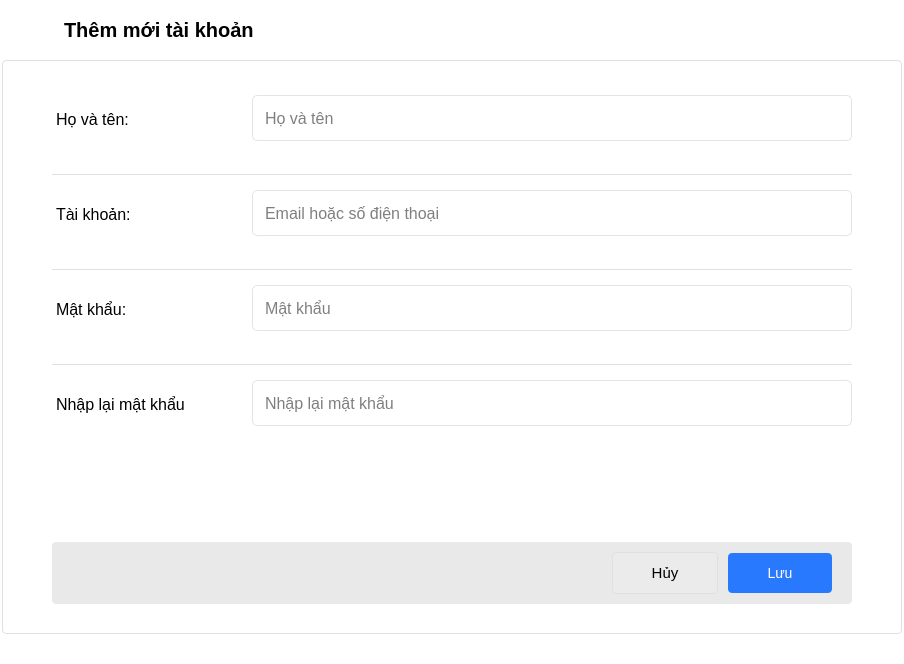
dinhphuquy2k1/python-qt5, file ui/admin/user_detail.ui: the form before one commit.
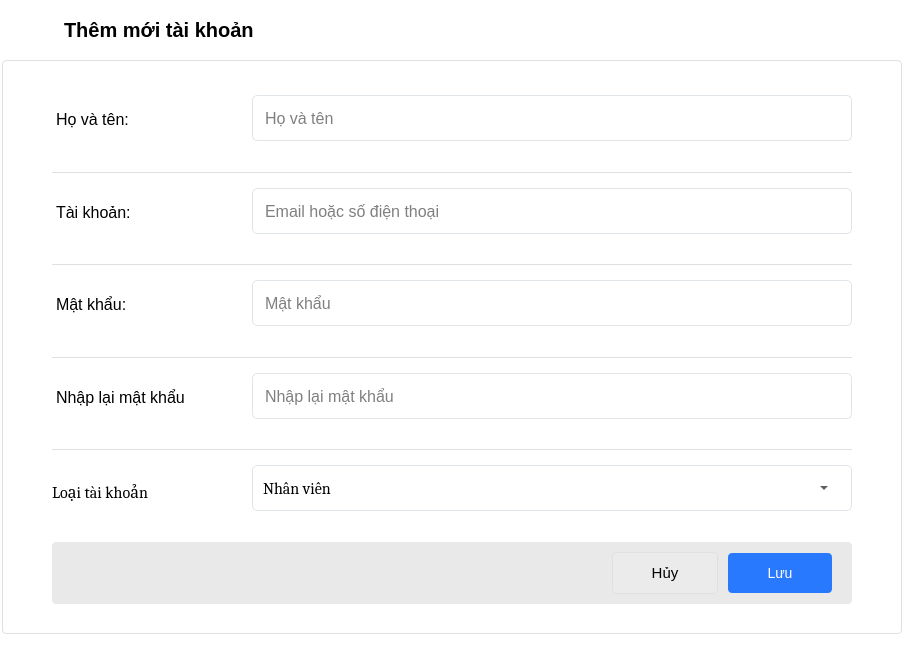
The form after the commit. Icons and pictures are not drawn.

```diff
--- a/ui/admin/user_detail.ui
+++ b/ui/admin/user_detail.ui
@@ -232,7 +232,441 @@
 #customers_btn_2, #products_btn_2, #orders_btn_2, #dashboard_btn_2,#home_btn_2,#user_btn_2, #category_btn_2, #rank_btn_2{
 	text-align: left;
 }
-</string>
+
+QLineEdit, QPlainTextEdit{
+	border: 1px solid #e0e5e9;
+	font-size: 16px;
+	line-height: 1.2;
+	min-height:34px;
+	height: 34px;
+	border-radius: 5px;
+	padding: 5px 10px;
+	min-width: 200px;
+}
+
+QTableWidget QHeaderView::section {
+  	height: 48px;
+	font-weight: 600;
+	text-align: left;
+	font-size: 14px;
+
+	font-weight: 600;
+    background: #fff;
+	padding: 0 16px;
+}
+#tableUserContainer{
+	border: none;
+	border-radius:  4px;
+}
+
+QTableWidget::item {
+   	padding: 0 16px;
+	vertical-align: middle;
+	height: 50px;
+    border-bottom: 1px solid #ddd;	
+	border-right: 1px solid #ddd;
+	cursor: pointer;
+}
+    QScrollBar:vertical
+    {
+        background-color: #fff;
+        width: 15px;
+        margin: 15px 3px 15px 3px;
+        border: 1px transparent #2A2929;
+        border-radius: 4px;
+    }
+
+    QScrollBar::handle:vertical
+    {
+        background-color: #cdd3d6;         /* #605F5F; */
+        min-height: 5px;
+        border-radius: 4px;
+    }
+
+#scrollArea_2, #verticalLayout_6, #userDialogForm, #scrollAreaWidgetContents_2, #widget{
+	background: #fff;
+}
+    QScrollBar::sub-line:vertical
+    {
+        margin: 3px 0px 3px 0px;
+        border-image: url(:/qss_icons/rc/up_arrow_disabled.png);
+        height: 10px;
+        width: 10px;
+        subcontrol-position: top;
+        subcontrol-origin: margin;
+    }
+
+    QScrollBar::add-line:vertical
+    {
+        margin: 3px 0px 3px 0px;
+        border-image: url(:/qss_icons/rc/down_arrow_disabled.png);
+        height: 10px;
+        width: 10px;
+        subcontrol-position: bottom;
+        subcontrol-origin: margin;
+    }
+
+    QScrollBar::sub-line:vertical:hover,QScrollBar::sub-line:vertical:on
+    {
+        border-image: url(:/qss_icons/rc/up_arrow.png);
+        height: 10px;
+        width: 10px;
+        subcontrol-position: top;
+        subcontrol-origin: margin;
+    }
+
+    QScrollBar::add-line:vertical:hover, QScrollBar::add-line:vertical:on
+    {
+        border-image: url(:/qss_icons/rc/down_arrow.png);
+        height: 10px;
+        width: 10px;
+        subcontrol-position: bottom;
+        subcontrol-origin: margin;
+    }
+
+    QScrollBar::up-arrow:vertical, QScrollBar::down-arrow:vertical
+    {
+        background: none;
+    }
+
+    QScrollBar::add-page:vertical, QScrollBar::sub-page:vertical
+    {
+        background: none;
+    }
+
+#dialog_product_title{
+	font-size: 20px;
+	font-weight: bold;
+}
+
+#centralwidget QLineEdit:focus, QPlainTextEdit:focus {
+	border-color: #5500ff;
+}
+
+#userDialogForm QLabel{
+	color: #000;
+	font-size: 16px;
+	font-weight: 400;
+}
+
+#userDialogForm  QLineEdit{
+	border: 1px solid #e0e5e9;
+	background: transparent;
+	font-size: 16px;
+	line-height: 1.2;
+	min-height:34px;
+	height: 34px;
+	border-radius: 5px;
+	padding: 5px 10px;
+	min-width: 200px;
+}
+
+#centralwidget QLineEdit:focus {
+	border-color: #5500ff;
+}
+
+QPushButton{
+	min-height: 36px;
+	font-size: 14px;
+	padding: 2px 12px;
+}
+
+QHBoxLayout QLabel{
+	background: red;
+}
+
+#btn_save_order{
+	min-height: 36px;
+	border-radius: 4px;
+	color: #fff;
+    background: #2979ff;
+	border: 1px;
+	font-size: 14px;
+	padding: 2px 12px;
+    min-width: 80px;
+}
+
+#btn_add_product_category{
+	min-height: 42px;
+	border-radius: 4px;
+	color: #fff;
+    background: #2979ff;
+	border: 1px;
+	font-size: 14px;
+	padding: 2px 12px;
+    min-width: 30px;
+}
+
+#btn_save_order:hover{
+	    background: #0062cc;
+}
+
+
+#btn_cancel_order{
+	background: #ebebeb;
+	outline: none;
+	border: 1px solid #e0e0e0;
+	min-height: 36px;
+    min-width: 80px;
+	border-radius: 4px;
+	padding: 2px 12px;
+}
+
+#btn_cancel_order:hover{
+	background: #f4f5f8;
+}
+
+QTableWidget QHeaderView::section {
+  	height: 48px;
+	font-weight: 600;
+	text-align: left;
+	font-size: 14px;
+
+	font-weight: 600;
+    background: #fff;
+	padding: 0 16px;
+}
+#tableUserContainer{
+	border: none;
+	border-radius:  4px;
+}
+
+QTableWidget::item {
+   	padding: 0 16px;
+	vertical-align: middle;
+	height: 50px;
+    border-bottom: 1px solid #ddd;
+	border-right: 1px solid #ddd;
+	cursor: pointer;
+}
+
+#stackedWidget{
+	background: #fff;
+}
+
+#userDialogForm QLabel{
+	color: #000;
+	font-size: 16px;
+	font-weight: 400;
+}
+
+#userDialogForm  QLineEdit, #userDialogForm QComboBox, QSpinBox{
+	border: 1px solid #e0e5e9;
+	background: transparent;
+	font-size: 16px;
+	line-height: 1.2;
+	min-height:34px;
+	height: 34px;
+	border-radius: 5px;
+	padding: 5px 10px;
+	min-width: 200px;
+}
+
+QLineEdit, QComboxBox,QSpinBox{
+	border: 1px solid #e0e5e9;
+	font-size: 16px;
+	line-height: 1.2;
+	min-height:34px;
+	height: 34px;
+	border-radius: 5px;
+	padding: 5px 10px;
+	min-width: 200px;
+}
+
+#centralwidget QLineEdit:focus, #centralwidget QComboBox:focus, QSpinBox:focus {
+	border-color: #5500ff;
+}
+
+#btnCancelUser,#btn_image_product, #btn_manufacture_date_product{
+	background: #ebebeb;
+	outline: none;
+	border: 1px solid #e0e0e0;
+	min-height: 36px;
+    min-width: 80px;
+	border-radius: 4px;
+	padding: 2px 12px;
+}
+
+#btnCancelUser:hover, #btn_image_product:hover{
+	background: #f4f5f8;
+}
+
+#btnUser{
+	min-height: 36px;
+	border-radius: 4px;
+	color: #fff;
+    background: #2979ff;
+	border: 1px;
+	font-size: 14px;
+	padding: 2px 12px;
+    min-width: 80px;
+}
+
+QPushButton{
+	min-height: 36px;
+	font-size: 14px;
+	padding: 2px 12px;
+}
+
+#btnUser:hover{
+	    background: #0062cc;
+}
+
+#footerUserContainer{
+	 background-color: #fbfbfe;
+	padding: 12px 24px;
+	border-top: 1px solid #e0e0e0;
+}
+
+#backBtn{
+	margin-left: 10px;
+	margin-right: 10px;
+	background: transparent;
+}
+
+#dialogTitleUser{
+	font-size: 20px;
+	font-weight: bold;
+}
+
+#popupHeader{
+	height: 60px;
+	min-height: 24px;
+}
+
+#widget_12, #widget_10, #widget_7, #confirmContainer, #widget_12, #widget_26{
+		border-bottom: 1px solid #e0e0e0;
+}
+
+#widget_4{
+	border-top: 1px solid #e0e0e0;
+}
+
+#userDialogForm{
+		border-radius: 4px;
+		border: 1px solid #e0e0e0;
+}
+
+
+
+#userDialogFormSubContainer{
+	background: #e9e9e9;
+	border-radius: 4px;
+}
+ #formInput_4 QLabel {
+	margin-top: 10px;
+}
+QHBoxLayout QLabel{
+	background: red;
+}
+
+#label_product_1, #labelUserName, #labelPassword, #labelConfirm{
+	margin-top:30px;
+}
+
+QPushButton, QComboBox{
+	min-width: 80px;
+	min-height: 36px;
+	border-radius: 4px;
+	font-size: 15px;
+}
+
+#error_user, #error_quantity, #error_manufacture_date, #error_description, #error_price, #error_category, #error_order_code, #error_product_code{
+	padding-top: 8px;
+	padding-bottom: 8px;
+}
+
+#addUserBtn, #btn_add_category, #btn_add_product{
+		width:  100px;
+		background: #2979ff;
+		color: #fff;
+}
+
+#addUserBtn:hover{
+	background: #1a73e8;
+}
+
+#addUserBtn QLabel{
+	padding-left: 10px;
+}
+
+#search_btn_2{
+	border: none;
+}
+
+#searchBoxContainer QLineEdit, #searchBoxContainer_2 QLineEdit, #search_input_category_2, #search_input_product_2{
+	border: none;
+}
+
+#searchBoxContainer, #searchBoxContainer_3, #searchBoxContainer_5{
+	border: 1px solid #e0e0e0;
+    border-radius: 3.5px;
+	min-height: 36px;
+}
+
+#searchBoxContainer_2{
+	border: 1px solid #e0e0e0;
+    border-radius: 3.5px;
+	min-height: 36px;
+}
+
+#headerAdmin{
+	background: #fff;
+}
+
+#change_btn{
+	max-width: 20px !important;
+}
+
+#change_btn:hover{
+	background: #ddd;
+}
+
+#btn_add_order_user, #search_btn_5,  #search_btn_2, #back_btn_category, #search_btn_category_2, #search_btn_product_2, #btn_image_product, #btn_manufacture_date_product, #back_btn_order, #search_btn_order_2{
+	min-width: 30px;
+}
+
+
+#search_input_5{
+	padding: 0;
+	padding-left: 10px
+}
+
+#customers_btn_2, #products_btn_2, #orders_btn_2, #dashboard_btn_2,#home_btn_2,#user_btn_2, #category_btn_2{
+	text-align: left;
+}
+
+#label_required_4, #label_required_3, #label_required_2, #label_required_1{
+	text-align: right;
+}
+
+#btn_image_product{
+	min-height:  40px;
+	min-width: 64px;
+}
+
+QPlainTextEdit{
+	min-height: 82px;
+}
+
+#table_product_order:item{
+	border:none;
+}
+
+#table_product_order_container{
+	border: 1px;
+}
+
+QComboBox::drop-down {
+	width: 34px;
+	min-width: 34px;
+	max-width: 34px;
+	padding: 10px;
+}
+
+#total_price_main{
+	margin-right: 20px;
+}</string>
   </property>
   <layout class="QVBoxLayout" name="verticalLayout_2">
    <property name="leftMargin">
@@ -906,6 +1340,187 @@
                     </layout>
                    </widget>
                   </item>
+                  <item>
+                   <widget class="QWidget" name="widget" native="true">
+                    <property name="minimumSize">
+                     <size>
+                      <width>0</width>
+                      <height>105</height>
+                     </size>
+                    </property>
+                    <layout class="QVBoxLayout" name="verticalLayout_3">
+                     <property name="spacing">
+                      <number>0</number>
+                     </property>
+                     <property name="leftMargin">
+                      <number>0</number>
+                     </property>
+                     <property name="topMargin">
+                      <number>0</number>
+                     </property>
+                     <property name="rightMargin">
+                      <number>0</number>
+                     </property>
+                     <property name="bottomMargin">
+                      <number>0</number>
+                     </property>
+                     <item>
+                      <widget class="QWidget" name="widget_30" native="true">
+                       <layout class="QHBoxLayout" name="horizontalLayout_31">
+                        <property name="spacing">
+                         <number>0</number>
+                        </property>
+                        <property name="leftMargin">
+                         <number>0</number>
+                        </property>
+                        <property name="topMargin">
+                         <number>0</number>
+                        </property>
+                        <property name="rightMargin">
+                         <number>0</number>
+                        </property>
+                        <property name="bottomMargin">
+                         <number>0</number>
+                        </property>
+                        <item>
+                         <layout class="QHBoxLayout" name="formInput_12">
+                          <property name="spacing">
+                           <number>0</number>
+                          </property>
+                          <property name="topMargin">
+                           <number>0</number>
+                          </property>
+                          <item alignment="Qt::AlignTop">
+                           <widget class="QWidget" name="label_product_3" native="true">
+                            <property name="minimumSize">
+                             <size>
+                              <width>200</width>
+                              <height>0</height>
+                             </size>
+                            </property>
+                            <property name="maximumSize">
+                             <size>
+                              <width>200</width>
+                              <height>16777215</height>
+                             </size>
+                            </property>
+                            <layout class="QHBoxLayout" name="horizontalLayout_21">
+                             <property name="spacing">
+                              <number>0</number>
+                             </property>
+                             <property name="leftMargin">
+                              <number>0</number>
+                             </property>
+                             <property name="topMargin">
+                              <number>30</number>
+                             </property>
+                             <property name="rightMargin">
+                              <number>0</number>
+                             </property>
+                             <property name="bottomMargin">
+                              <number>0</number>
+                             </property>
+                             <item>
+                              <widget class="QLabel" name="label_5">
+                               <property name="font">
+                                <font>
+                                 <family>Cambria</family>
+                                 <pointsize>-1</pointsize>
+                                 <weight>50</weight>
+                                 <bold>false</bold>
+                                </font>
+                               </property>
+                               <property name="text">
+                                <string>Loại tài khoản</string>
+                               </property>
+                              </widget>
+                             </item>
+                             <item>
+                              <widget class="QLabel" name="label_required_6">
+                               <property name="sizePolicy">
+                                <sizepolicy hsizetype="Expanding" vsizetype="Preferred">
+                                 <horstretch>0</horstretch>
+                                 <verstretch>0</verstretch>
+                                </sizepolicy>
+                               </property>
+                               <property name="text">
+                                <string/>
+                               </property>
+                              </widget>
+                             </item>
+                            </layout>
+                           </widget>
+                          </item>
+                          <item alignment="Qt::AlignTop">
+                           <widget class="QWidget" name="widget_31" native="true">
+                            <property name="maximumSize">
+                             <size>
+                              <width>16777215</width>
+                              <height>16777215</height>
+                             </size>
+                            </property>
+                            <layout class="QVBoxLayout" name="verticalLayout_23">
+                             <property name="spacing">
+                              <number>0</number>
+                             </property>
+                             <property name="leftMargin">
+                              <number>0</number>
+                             </property>
+                             <property name="topMargin">
+                              <number>15</number>
+                             </property>
+                             <property name="rightMargin">
+                              <number>0</number>
+                             </property>
+                             <property name="bottomMargin">
+                              <number>0</number>
+                             </property>
+                             <item>
+                              <widget class="QComboBox" name="level">
+                               <property name="font">
+                                <font>
+                                 <family>Cambria</family>
+                                 <pointsize>-1</pointsize>
+                                </font>
+                               </property>
+                               <item>
+                                <property name="text">
+                                 <string>Nhân viên</string>
+                                </property>
+                               </item>
+                               <item>
+                                <property name="text">
+                                 <string>Nhân viên kho</string>
+                                </property>
+                               </item>
+                               <item>
+                                <property name="text">
+                                 <string>Quản trị viên</string>
+                                </property>
+                               </item>
+                              </widget>
+                             </item>
+                             <item>
+                              <widget class="QLabel" name="error_order">
+                               <property name="text">
+                                <string/>
+                               </property>
+                               <property name="margin">
+                                <number>0</number>
+                               </property>
+                              </widget>
+                             </item>
+                            </layout>
+                           </widget>
+                          </item>
+                         </layout>
+                        </item>
+                       </layout>
+                      </widget>
+                     </item>
+                    </layout>
+                   </widget>
+                  </item>
                   <item>
                    <spacer name="verticalSpacer_3">
                     <property name="orientation">
```
